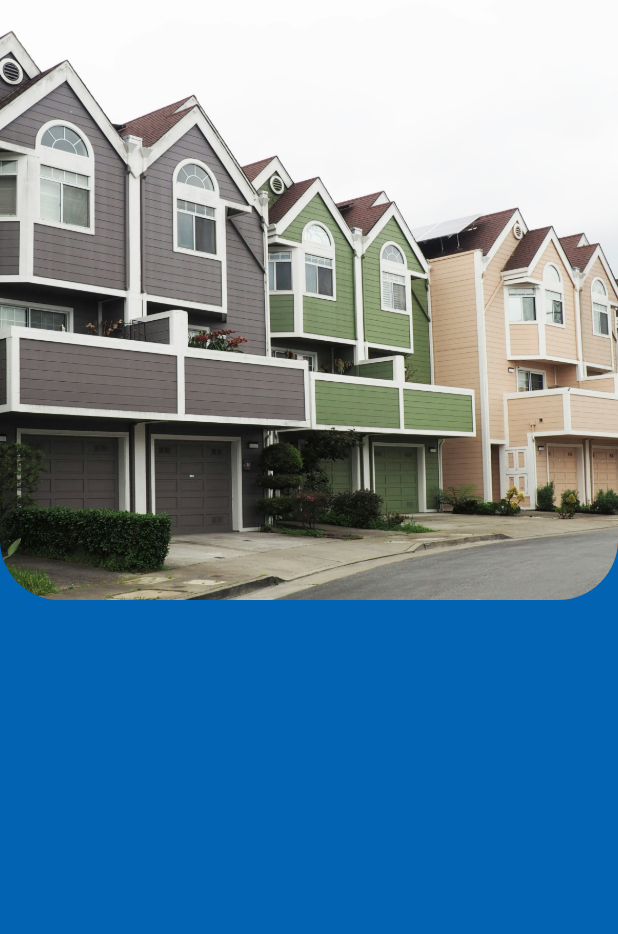
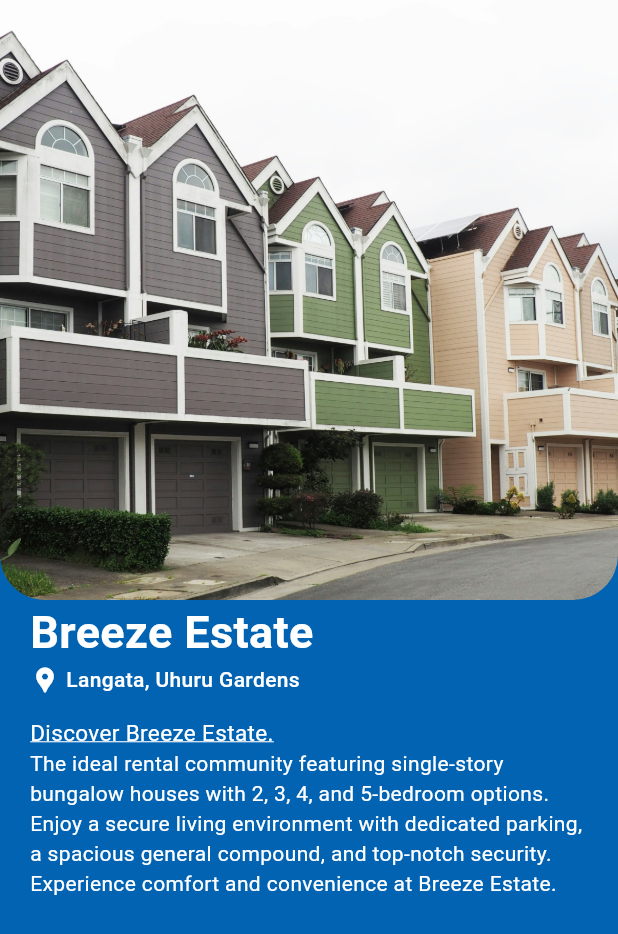
Before and after one commit to gilbert-ku/EstateEase-mobileApp, a Flutter app: the Bungalow screen opened directly, on a phone screen of 412 x 824 dp. Shown: the top 934 px of the screen. Run offline on Flutter 3.47's test engine with Material 3 defaults, Android fonts, the phone set to English and light mode, and no system bars.

Commit message:
add  title,  discription and style

```diff
--- a/lib/components/bungalow.dart
+++ b/lib/components/bungalow.dart
@@ -12,15 +12,68 @@ class Bungalow extends StatelessWidget {
           children: [
             ClipRRect(
               borderRadius: const BorderRadius.only(
-                bottomRight: Radius.circular(40),
-                bottomLeft: Radius.circular(40)
+                bottomRight: Radius.circular(30),
+                bottomLeft: Radius.circular(30)
                 ),
                 child: Image.asset("lib/images/bungalo.jpg",
                 height: 400,
                 width: MediaQuery.of(context).size.width,
                 fit: BoxFit.cover,
               ),
-            )
+            ),
+
+            // text widget
+            const Padding(
+              padding: EdgeInsets.symmetric(horizontal: 20.0),
+
+              child: Column(
+                // mainAxisAlignment: MainAxisAlignment.start,
+                crossAxisAlignment: CrossAxisAlignment.start,
+                children: [
+                  Text("Breeze Estate",
+                  style: TextStyle(
+                    fontSize: 30,
+                    fontWeight: FontWeight.w700,
+                    color: Colors.white
+
+                    ),
+                  ),
+                  Row(
+                    children: [
+                      Icon(Icons.location_pin,
+                      size: 20,
+                      color: Colors.white,
+                      ),
+
+                      Padding(
+                        padding: EdgeInsets.symmetric(horizontal: 4.0),
+                        child: Text("Langata, Uhuru Gardens",
+                        style: TextStyle(
+                          fontWeight: FontWeight.w500,
+                          color: Colors.white,
+                        ),
+                        ),
+                      ),
+                    ],
+                  ),
+                   SizedBox(height: 15,),
+
+                  Text("Discover Breeze Estate.",
+                  style: TextStyle(
+                    fontSize: 15.0,
+                    decoration: TextDecoration.underline,
+                    decorationColor: Colors.white,
+                    color: Colors.white
+                  ),
+                  ),
+                  Text("The ideal rental community featuring single-story bungalow houses with 2, 3, 4, and 5-bedroom options. Enjoy a secure living environment with dedicated parking, a spacious general compound, and top-notch security. Experience comfort and convenience at Breeze Estate.",
+                  style: TextStyle(
+                    color: Colors.white
+                  ),
+                  ),
+                ],
+              ),
+            ),
           ],
         ),
       )
```
